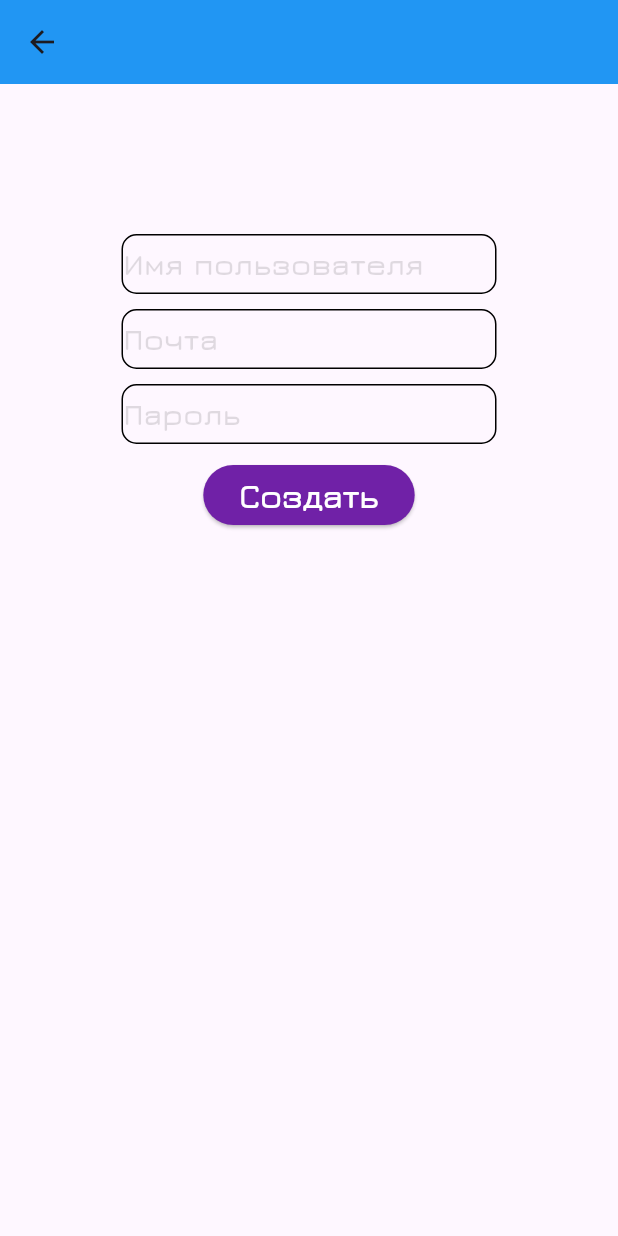
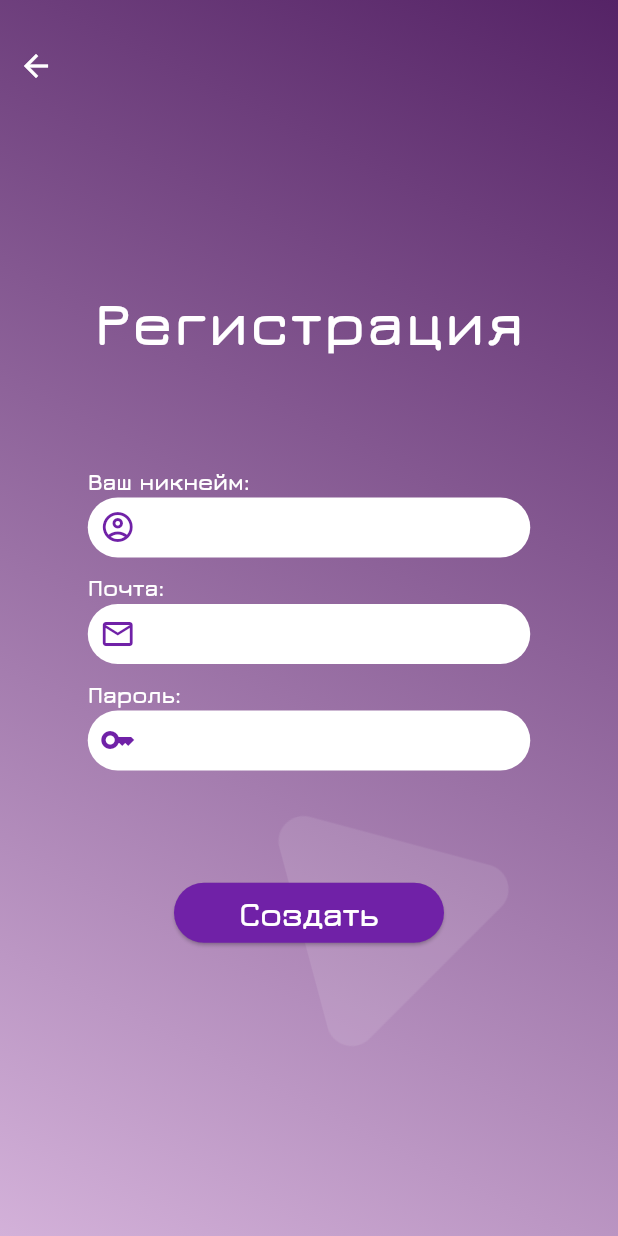
Before and after one commit to Proman2702/ai_app_advanced, a Flutter app: the FirstPage screen opened by its route, on a phone screen of 412 x 824 dp. Run offline on Flutter 3.47's test engine with Material 3 defaults, Android fonts, the phone set to English and light mode, and no system bars; our stand-ins replace firebase_auth, firebase_core; accounts and stored records are empty.

Commit message:
creating auth 3

```diff
--- a/lib/features/auth/create_profile/first_page.dart
+++ /dev/null
@@ -1,187 +0,0 @@
-// ignore_for_file: prefer_const_constructors, prefer_const_literals_to_create_immutables
-
-import 'dart:developer';
-
-import 'package:ai_app/etc/colors/colors.dart';
-import 'package:ai_app/features/auth/auth_error_hander.dart';
-import 'package:ai_app/repositories/auth_service.dart';
-import 'package:flutter/material.dart';
-
-class FirstPage extends StatefulWidget {
-  const FirstPage({super.key});
-
-  @override
-  State<FirstPage> createState() => _FirstPageState();
-}
-
-class _FirstPageState extends State<FirstPage> {
-  final auth = AuthService();
-
-  String? username;
-  String? email;
-  String? password;
-
-  void signUp(String em, String p) async {
-    final user = await auth.createUserWithEmailAndPassword(em, p);
-
-    if (user != null) {
-      log("Пользователь создан");
-      Navigator.of(context).pushNamed("/home", arguments: user);
-    }
-  }
-
-  @override
-  Widget build(BuildContext context) {
-    return Scaffold(
-      appBar: AppBar(
-        backgroundColor: Colors.blue,
-      ),
-      body: Center(
-        child: Column(
-          children: [
-            SizedBox(height: 100),
-            Container(
-              width: 250,
-              height: 40,
-              decoration: BoxDecoration(
-                  border: Border.all(color: Colors.black),
-                  borderRadius: BorderRadius.circular(10)),
-              child: SingleChildScrollView(
-                scrollDirection: Axis.horizontal,
-                child: ConstrainedBox(
-                  constraints: BoxConstraints.expand(width: 450),
-                  child: TextField(
-                    style: const TextStyle(
-                        fontWeight: FontWeight.w700,
-                        fontSize: 18,
-                        color: Colors.black87),
-                    maxLength: 25,
-                    onChanged: (value) => setState(() {
-                      username = value;
-                    }),
-                    decoration: InputDecoration(
-                      floatingLabelBehavior: FloatingLabelBehavior.never,
-                      contentPadding: EdgeInsets.only(bottom: 12),
-                      counterText: "",
-                      border: InputBorder.none,
-                      labelText: "Имя пользователя",
-                      labelStyle: TextStyle(
-                        color: Colors.black12,
-                        fontSize: 20,
-                        fontWeight: FontWeight.w700,
-                      ),
-                    ),
-                  ),
-                ),
-              ),
-            ),
-            SizedBox(
-              height: 10,
-            ),
-            Container(
-              width: 250,
-              height: 40,
-              decoration: BoxDecoration(
-                  border: Border.all(color: Colors.black),
-                  borderRadius: BorderRadius.circular(10)),
-              child: SingleChildScrollView(
-                scrollDirection: Axis.horizontal,
-                child: ConstrainedBox(
-                  constraints: BoxConstraints.expand(width: 450),
-                  child: TextField(
-                    style: const TextStyle(
-                        fontWeight: FontWeight.w700,
-                        fontSize: 18,
-                        color: Colors.black87),
-                    maxLength: 25,
-                    onChanged: (value) => setState(() {
-                      email = value;
-                    }),
-                    decoration: InputDecoration(
-                      floatingLabelBehavior: FloatingLabelBehavior.never,
-                      contentPadding: EdgeInsets.only(bottom: 12),
-                      counterText: "",
-                      border: InputBorder.none,
-                      labelText: "Почта",
-                      labelStyle: TextStyle(
-                        color: Colors.black12,
-                        fontSize: 20,
-                        fontWeight: FontWeight.w700,
-                      ),
-                    ),
-                  ),
-                ),
-              ),
-            ),
-            SizedBox(
-              height: 10,
-            ),
-            Container(
-              width: 250,
-              height: 40,
-              decoration: BoxDecoration(
-                  border: Border.all(color: Colors.black),
-                  borderRadius: BorderRadius.circular(10)),
-              child: SingleChildScrollView(
-                scrollDirection: Axis.horizontal,
-                child: ConstrainedBox(
-                  constraints: BoxConstraints.expand(width: 450),
-                  child: TextField(
-                    style: const TextStyle(
-                        fontWeight: FontWeight.w700,
-                        fontSize: 18,
-                        color: Colors.black87),
-                    maxLength: 25,
-                    onChanged: (value) => setState(() {
-                      password = value;
-                    }),
-                    decoration: InputDecoration(
-                      floatingLabelBehavior: FloatingLabelBehavior.never,
-                      contentPadding: EdgeInsets.only(bottom: 12),
-                      counterText: "",
-                      border: InputBorder.none,
-                      labelText: "Пароль",
-                      labelStyle: TextStyle(
-                        color: Colors.black12,
-                        fontSize: 20,
-                        fontWeight: FontWeight.w700,
-                      ),
-                    ),
-                  ),
-                ),
-              ),
-            ),
-            SizedBox(height: 10),
-            ElevatedButton(
-              style: ElevatedButton.styleFrom(
-                  backgroundColor: Color(CustomColors.bright)),
-              onPressed: () async {
-                if (email == null || password == null) {
-                  showModalBottomSheet(
-                      context: context,
-                      builder: (BuildContext context) =>
-                          const AuthDenySheet(type: "none"));
-                } else if (email!.length < 4 || password!.length < 4) {
-                  showModalBottomSheet(
-                      context: context,
-                      builder: (BuildContext context) =>
-                          AuthDenySheet(type: "length"));
-                } else {
-                  log("Логин: $email, пароль: $password");
-                  signUp(email!, password!);
-                }
-              },
-              child: Text(
-                "Создать",
-                style: TextStyle(
-                    color: Colors.white,
-                    fontSize: 22,
-                    fontWeight: FontWeight.w700),
-              ),
-            ),
-          ],
-        ),
-      ),
-    );
-  }
-}
--- /dev/null
+++ b/lib/features/auth/sign_in_page.dart
@@ -0,0 +1,313 @@
+// ignore_for_file: prefer_const_constructors, prefer_const_literals_to_create_immutables
+
+import 'dart:developer';
+import 'dart:math' as math;
+import 'package:ai_app/etc/colors/colors.dart';
+import 'package:ai_app/etc/colors/gradients/background.dart';
+import 'package:ai_app/features/auth/auth_error_hander.dart';
+import 'package:ai_app/repositories/auth_service.dart';
+import 'package:flutter/material.dart';
+
+class FirstPage extends StatefulWidget {
+  const FirstPage({super.key});
+
+  @override
+  State<FirstPage> createState() => _FirstPageState();
+}
+
+class _FirstPageState extends State<FirstPage> {
+  final auth = AuthService();
+
+  String? username;
+  String? email;
+  String? password;
+
+  void signUp(String em, String p) async {
+    final user = await auth.createUserWithEmailAndPassword(em, p);
+
+    if (user != null) {
+      log("Пользователь создан");
+      Navigator.of(context).pushNamed("/home", arguments: user);
+    }
+  }
+
+  @override
+  Widget build(BuildContext context) {
+    Size size = MediaQuery.of(context).size;
+    double height = size.height;
+    double width = size.width;
+
+    return Container(
+      decoration: BoxDecoration(gradient: BackgroundGrad()),
+      child: Stack(
+        children: [
+          // Padding(
+          //   padding: EdgeInsets.only(top: height / 6, left: width / 30),
+          //   child: Image.asset("images/hexagon.png",
+          //       scale: 2,
+          //       opacity: const AlwaysStoppedAnimation(0.1),
+          //       alignment: Alignment.center),
+          // ),
+          Padding(
+              padding: EdgeInsets.only(top: height / 1.65, left: width / 2.5),
+              child: Transform.rotate(
+                angle: 5 * math.pi / 12,
+                child: Image.asset("images/triangle.png",
+                    scale: 1.2,
+                    opacity: const AlwaysStoppedAnimation(0.1),
+                    alignment: Alignment.center),
+              )),
+
+          Scaffold(
+            resizeToAvoidBottomInset: true,
+            backgroundColor: Colors.transparent,
+            body: SingleChildScrollView(
+              child: Center(
+                child: Column(
+                  children: [
+                    SizedBox(
+                      height: 20,
+                    ),
+                    Row(
+                      children: [
+                        IconButton(
+                          onPressed: () => Navigator.of(context).pop(),
+                          icon: Icon(
+                            Icons.arrow_back,
+                            color: Colors.white,
+                          ),
+                        ),
+                      ],
+                    ),
+                    SizedBox(
+                        height:
+                            (height - width) > 0 ? height / 7 : height / 10),
+                    SizedBox(
+                      height: 50,
+                      child: Text(
+                        "Регистрация",
+                        style: TextStyle(
+                          fontWeight: FontWeight.w700,
+                          fontSize: 40,
+                          color: Colors.white,
+                          letterSpacing: 2,
+                        ),
+                      ),
+                    ),
+                    SizedBox(
+                        height:
+                            (height - width) > 0 ? height / 11 : height / 18),
+                    Column(
+                      crossAxisAlignment: CrossAxisAlignment.start,
+                      children: [
+                        Text(
+                          "Ваш никнейм:",
+                          style: TextStyle(
+                              color: Colors.white,
+                              fontSize: 15,
+                              fontWeight: FontWeight.w700),
+                        ),
+                        Container(
+                          height: 40,
+                          width: 295,
+                          decoration: BoxDecoration(
+                              borderRadius: BorderRadius.circular(20),
+                              color: Colors.white),
+                          child: Row(
+                            children: [
+                              SizedBox(width: 8),
+                              Icon(
+                                Icons.account_circle_outlined,
+                                size: 24,
+                                color: Color(CustomColors.bright),
+                              ),
+                              SizedBox(width: 8),
+                              SizedBox(
+                                width: 250,
+                                height: 40,
+                                child: SingleChildScrollView(
+                                  scrollDirection: Axis.horizontal,
+                                  child: ConstrainedBox(
+                                    constraints:
+                                        BoxConstraints.expand(width: 450),
+                                    child: TextField(
+                                      style: const TextStyle(
+                                          fontWeight: FontWeight.w700,
+                                          fontSize: 18,
+                                          color: Colors.black87),
+                                      maxLength: 25,
+                                      onChanged: (value) => setState(() {
+                                        username = value;
+                                      }),
+                                      decoration: InputDecoration(
+                                        floatingLabelBehavior:
+                                            FloatingLabelBehavior.never,
+                                        contentPadding:
+                                            EdgeInsets.only(bottom: 8),
+                                        counterText: "",
+                                        border: InputBorder.none,
+                                      ),
+                                    ),
+                                  ),
+                                ),
+                              ),
+                            ],
+                          ),
+                        ),
+                        SizedBox(height: 10),
+                        Text(
+                          "Почта:",
+                          style: TextStyle(
+                              color: Colors.white,
+                              fontSize: 15,
+                              fontWeight: FontWeight.w700),
+                        ),
+                        Container(
+                          height: 40,
+                          width: 295,
+                          decoration: BoxDecoration(
+                              borderRadius: BorderRadius.circular(20),
+                              color: Colors.white),
+                          child: Row(
+                            children: [
+                              SizedBox(width: 8),
+                              Icon(
+                                Icons.mail_outline,
+                                size: 24,
+                                color: Color(CustomColors.bright),
+                              ),
+                              SizedBox(width: 8),
+                              SizedBox(
+                                width: 250,
+                                height: 40,
+                                child: SingleChildScrollView(
+                                  scrollDirection: Axis.horizontal,
+                                  child: ConstrainedBox(
+                                    constraints:
+                                        BoxConstraints.expand(width: 450),
+                                    child: TextField(
+                                      style: const TextStyle(
+                                          fontWeight: FontWeight.w700,
+                                          fontSize: 18,
+                                          color: Colors.black87),
+                                      maxLength: 25,
+                                      onChanged: (value) => setState(() {
+                                        email = value;
+                                      }),
+                                      decoration: InputDecoration(
+                                        floatingLabelBehavior:
+                                            FloatingLabelBehavior.never,
+                                        contentPadding:
+                                            EdgeInsets.only(bottom: 12),
+                                        counterText: "",
+                                        border: InputBorder.none,
+                                      ),
+                                    ),
+                                  ),
+                                ),
+                              ),
+                            ],
+                          ),
+                        ),
+                        SizedBox(height: 10),
+                        Text(
+                          "Пароль:",
+                          style: TextStyle(
+                              color: Colors.white,
+                              fontSize: 15,
+                              fontWeight: FontWeight.w700),
+                        ),
+                        Container(
+                          height: 40,
+                          width: 295,
+                          decoration: BoxDecoration(
+                              borderRadius: BorderRadius.circular(20),
+                              color: Colors.white),
+                          child: Row(
+                            children: [
+                              SizedBox(width: 8),
+                              Icon(
+                                Icons.key_outlined,
+                                size: 24,
+                                color: Color(CustomColors.bright),
+                              ),
+                              SizedBox(width: 8),
+                              SizedBox(
+                                width: 250,
+                                height: 40,
+                                child: SingleChildScrollView(
+                                  scrollDirection: Axis.horizontal,
+                                  child: ConstrainedBox(
+                                    constraints:
+                                        BoxConstraints.expand(width: 450),
+                                    child: TextField(
+                                      style: const TextStyle(
+                                          fontWeight: FontWeight.w700,
+                                          fontSize: 18,
+                                          color: Colors.black87),
+                                      maxLength: 25,
+                                      onChanged: (value) => setState(() {
+                                        password = value;
+                                      }),
+                                      decoration: InputDecoration(
+                                        floatingLabelBehavior:
+                                            FloatingLabelBehavior.never,
+                                        contentPadding:
+                                            EdgeInsets.only(bottom: 12),
+                                        counterText: "",
+                                        border: InputBorder.none,
+                                      ),
+                                    ),
+                                  ),
+                                ),
+                              ),
+                            ],
+                          ),
+                        ),
+                      ],
+                    ),
+                    SizedBox(
+                        height:
+                            (height - width) > 0 ? height / 11 : height / 18),
+                    SizedBox(
+                      height: 40,
+                      width: 180,
+                      child: ElevatedButton(
+                        style: ElevatedButton.styleFrom(
+                            backgroundColor: Color(CustomColors.bright)),
+                        onPressed: () async {
+                          if (username == null || password == null) {
+                            showModalBottomSheet(
+                                context: context,
+                                builder: (BuildContext context) =>
+                                    const AuthDenySheet(type: "none"));
+                          } else if (username!.length < 4 ||
+                              password!.length < 4) {
+                            showModalBottomSheet(
+                                context: context,
+                                builder: (BuildContext context) =>
+                                    AuthDenySheet(type: "length"));
+                          } else {
+                            log("Логин: $username, пароль: $password");
+                            signUp(username!, password!);
+                          }
+                        },
+                        child: Text(
+                          "Создать",
+                          style: TextStyle(
+                              color: Colors.white,
+                              fontSize: 22,
+                              fontWeight: FontWeight.w700),
+                        ),
+                      ),
+                    ),
+                  ],
+                ),
+              ),
+            ),
+          ),
+        ],
+      ),
+    );
+  }
+}
--- a/lib/main.dart
+++ b/lib/main.dart
@@ -1,4 +1,4 @@
-import 'package:ai_app/features/auth/create_profile/first_page.dart';
+import 'package:ai_app/features/auth/sign_in_page.dart';
 import 'package:ai_app/features/home/home_page.dart';
 import 'package:flutter/material.dart';
 import 'package:ai_app/features/auth/auth_page.dart';
--- a/pubspec.yaml
+++ b/pubspec.yaml
@@ -55,17 +55,17 @@ dev_dependencies:
 
 # The following section is specific to Flutter packages.
 flutter:
-
   # The following line ensures that the Material Icons font is
   # included with your application, so that you can use the icons in
   # the material Icons class.
   uses-material-design: true
-
   # To add assets to your application, add an assets section, like this:
   # assets:
   #   - images/a_dot_burr.jpeg
   #   - images/a_dot_ham.jpeg
-
+  assets:
+    - images/hexagon.png
+    - images/triangle.png
   # An image asset can refer to one or more resolution-specific "variants", see
   # https://flutter.dev/to/resolution-aware-images
 
```
Also changed, not shown: images/hexagon.png (added), images/triangle.png (added).
